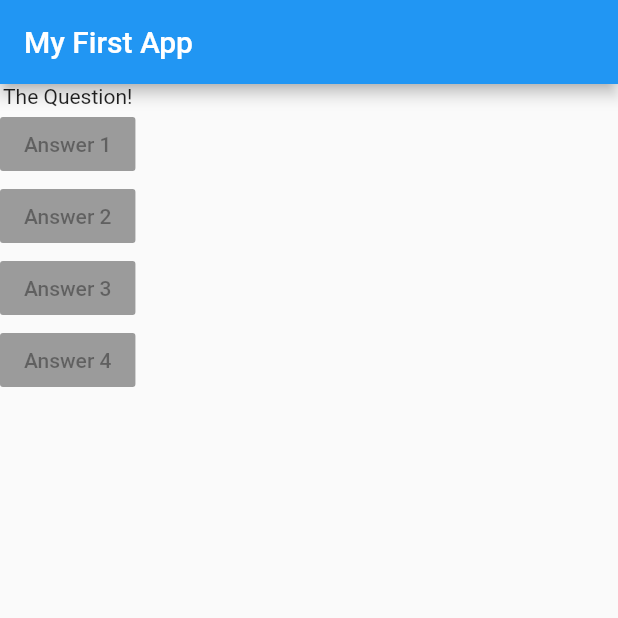
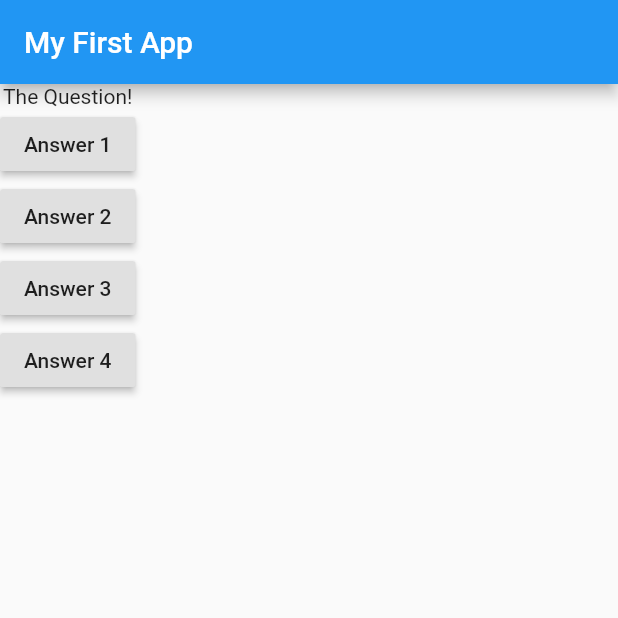
Before and after one commit to KangSDhi/flutter_complete_guide, a Flutter app: the screen it shows after launch, on a phone screen of 412 x 824 dp, the top half of it. Run offline on Flutter 3.47's test engine with Material 2 defaults, Android fonts, the phone set to English and light mode, and no system bars.

Commit message:
Flutter Basics [QUIZ APP]: (Quiz 1: Dart Fundamentals) Connecting Functions & Buttons

```diff
--- a/lib/main.dart
+++ b/lib/main.dart
@@ -7,6 +7,10 @@ import 'package:flutter/material.dart';
 void main() => runApp(MyApp());
 
 class MyApp extends StatelessWidget {
+  void answerQuestion() {
+    print('Answer Chosen!');
+  }
+
   @override
   Widget build(BuildContext context) {
     var questions = [
@@ -21,10 +25,10 @@ class MyApp extends StatelessWidget {
         body: Column(
           children: [
             Text('The Question!'),
-            RaisedButton(child: Text('Answer 1'), onPressed: null),
-            RaisedButton(child: Text('Answer 2'), onPressed: null),
-            RaisedButton(child: Text('Answer 3'), onPressed: null),
-            RaisedButton(child: Text('Answer 4'), onPressed: null),
+            RaisedButton(child: Text('Answer 1'), onPressed: answerQuestion),
+            RaisedButton(child: Text('Answer 2'), onPressed: answerQuestion),
+            RaisedButton(child: Text('Answer 3'), onPressed: answerQuestion),
+            RaisedButton(child: Text('Answer 4'), onPressed: answerQuestion),
           ],
         ),
       ),
```
